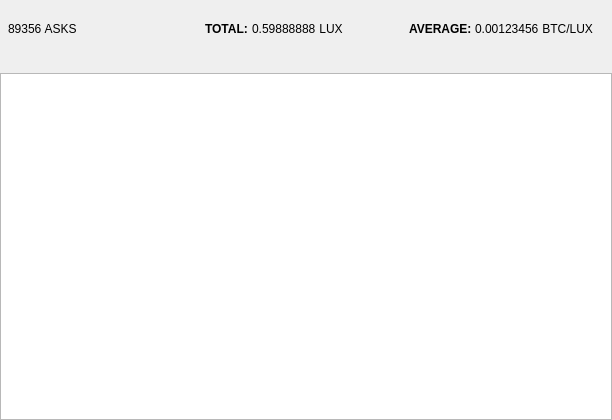
Before: the Qt Designer form src/qt/forms/luxgatebidaskpanel.ui in LUX-Core/lux, drawn with Qt 5.
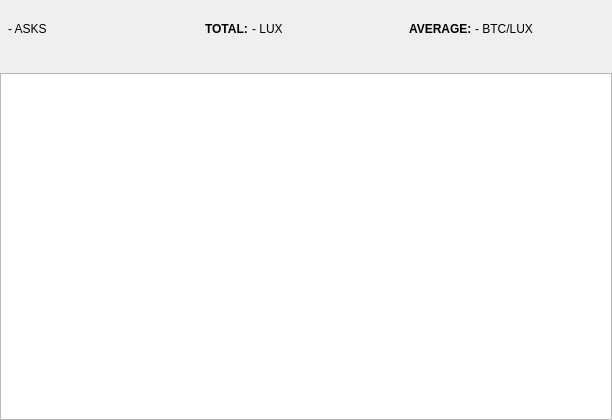
After: the same form once the commit is applied. Custom widgets are drawn as their Qt base class.

Diff of the .ui file:
```diff
--- a/src/qt/forms/luxgatebidaskpanel.ui
+++ b/src/qt/forms/luxgatebidaskpanel.ui
@@ -87,7 +87,7 @@
             <number>1</number>
            </property>
            <property name="text">
-            <string>89356</string>
+            <string>-</string>
            </property>
           </widget>
          </item>
@@ -148,7 +148,7 @@
             </size>
            </property>
            <property name="text">
-            <string>0.59888888</string>
+            <string>-</string>
            </property>
            <property name="alignment">
             <set>Qt::AlignLeading|Qt::AlignLeft|Qt::AlignVCenter</set>
@@ -212,7 +212,7 @@
             </size>
            </property>
            <property name="text">
-            <string>0.00123456</string>
+            <string>-</string>
            </property>
            <property name="alignment">
             <set>Qt::AlignLeading|Qt::AlignLeft|Qt::AlignVCenter</set>
```
